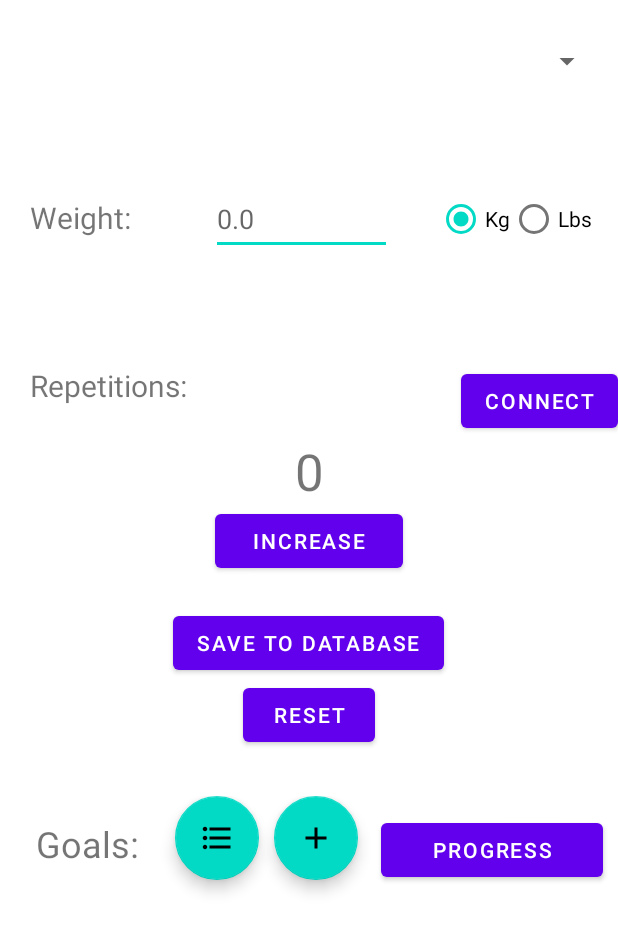
After one commit to JeffZhang852/ArduinoCOEN390, an Android app: the layout integrated_activity.xml on its own in the app's theme, with its tools: preview values and no code run, on a phone screen of 412 x 824 dp. The commit adds this screen. Shown: the top 932 px of the screen. Run offline under Robolectric (Android 15) with nearby library versions, the phone set to English and light mode, and no system bars.

Commit message:
Last changes before integration

```diff
--- a/bluetooth_connect/app/src/main/AndroidManifest.xml
+++ b/bluetooth_connect/app/src/main/AndroidManifest.xml
@@ -3,7 +3,7 @@
     xmlns:tools="http://schemas.android.com/tools"
     package="com.example.bluetooth_connect">
 
-    <uses-permission android:name="android.permission.BLUETOOTH"></uses-permission>
+    <uses-permission android:name="android.permission.BLUETOOTH"/>
     <uses-permission android:name="android.permission.BLUETOOTH_CONNECT" />
 
     <application
--- a/bluetooth_connect/app/src/main/java/com/example/bluetooth_connect/MainActivity.java
+++ b/bluetooth_connect/app/src/main/java/com/example/bluetooth_connect/MainActivity.java
@@ -123,7 +123,7 @@ public class MainActivity extends AppCompatActivity {
         // Link UI components.
         repsDisplayTxtView = findViewById(R.id.repsDisplayTxtView);
         repsDisplayTxtView.setMovementMethod(new ScrollingMovementMethod());
-        spinnerBTPairedDevices = findViewById(R.id.idMASpinnerBTPairedDevices);
+        spinnerBTPairedDevices = findViewById(R.id.btPairedDevicesSpinner);
         btConnectButton = findViewById(R.id.btConnectButton);
         repsDisplayTxtView.setText("App Loaded");
         repsDisplayTxtView_V2 = findViewById(R.id.repsDisplayTxtView_V2);
--- /dev/null
+++ b/bluetooth_connect/app/src/main/res/drawable-v24/ic_baseline_add_24.xml
@@ -0,0 +1,5 @@
+<vector android:height="24dp" android:tint="#000000"
+    android:viewportHeight="24" android:viewportWidth="24"
+    android:width="24dp" xmlns:android="http://schemas.android.com/apk/res/android">
+    <path android:fillColor="@android:color/white" android:pathData="M19,13h-6v6h-2v-6H5v-2h6V5h2v6h6v2z"/>
+</vector>
--- /dev/null
+++ b/bluetooth_connect/app/src/main/res/drawable-v24/ic_baseline_format_list_bulleted_24.xml
@@ -0,0 +1,5 @@
+<vector android:height="24dp" android:tint="#000000"
+    android:viewportHeight="24" android:viewportWidth="24"
+    android:width="24dp" xmlns:android="http://schemas.android.com/apk/res/android">
+    <path android:fillColor="@android:color/white" android:pathData="M4,10.5c-0.83,0 -1.5,0.67 -1.5,1.5s0.67,1.5 1.5,1.5 1.5,-0.67 1.5,-1.5 -0.67,-1.5 -1.5,-1.5zM4,4.5c-0.83,0 -1.5,0.67 -1.5,1.5S3.17,7.5 4,7.5 5.5,6.83 5.5,6 4.83,4.5 4,4.5zM4,16.5c-0.83,0 -1.5,0.68 -1.5,1.5s0.68,1.5 1.5,1.5 1.5,-0.68 1.5,-1.5 -0.67,-1.5 -1.5,-1.5zM7,19h14v-2L7,17v2zM7,13h14v-2L7,11v2zM7,5v2h14L21,5L7,5z"/>
+</vector>
--- a/bluetooth_connect/app/src/main/res/layout/activity_main.xml
+++ b/bluetooth_connect/app/src/main/res/layout/activity_main.xml
@@ -23,11 +23,10 @@
             android:layout_weight=".6">
 
             <Spinner
-                android:id="@+id/idMASpinnerBTPairedDevices"
+                android:id="@+id/btPairedDevicesSpinner"
                 android:layout_width="match_parent"
                 android:background="@color/white"
                 android:layout_height="match_parent">
-
             </Spinner>
 
         </LinearLayout>
--- /dev/null
+++ b/bluetooth_connect/app/src/main/res/layout/integrated_activity.xml
@@ -0,0 +1,194 @@
+<?xml version="1.0" encoding="utf-8"?>
+<androidx.constraintlayout.widget.ConstraintLayout
+    xmlns:android="http://schemas.android.com/apk/res/android"
+    xmlns:app="http://schemas.android.com/apk/res-auto"
+    xmlns:tools="http://schemas.android.com/tools"
+    android:layout_width="match_parent"
+    android:layout_height="match_parent"
+    tools:context=".MainActivity"
+    tools:ignore="HardcodedText">
+
+    <LinearLayout
+        android:layout_width="match_parent"
+        android:layout_height="match_parent"
+        android:orientation="vertical"
+        app:layout_constraintBottom_toBottomOf="parent"
+        app:layout_constraintEnd_toEndOf="parent"
+        app:layout_constraintStart_toStartOf="parent"
+        app:layout_constraintTop_toTopOf="parent">
+
+
+        <Spinner
+            android:id="@+id/AddExerciseDropdown"
+            android:layout_width="match_parent"
+            android:layout_height="62dp"
+            android:layout_margin="10dp"
+            android:contentDescription="@string/goals_menu" />
+
+        <LinearLayout
+            android:layout_width="match_parent"
+            android:layout_height="161dp"
+            android:orientation="horizontal"
+            android:paddingStart="20dp"
+            android:paddingTop="40dp"
+            android:paddingBottom="50dp">
+
+            <TextView
+                android:id="@+id/textViewWeight"
+                android:layout_width="0dp"
+                android:layout_height="wrap_content"
+                android:layout_weight="1"
+                android:text="Weight:"
+                android:textSize="20sp" />
+
+            <EditText
+                android:id="@+id/editTextWeight"
+                android:layout_width="0dp"
+                android:layout_height="wrap_content"
+                android:layout_marginRight="30dp"
+                android:layout_weight="1"
+                android:ems="10"
+                android:hint="0.0"
+                android:inputType="numberDecimal"
+                android:minHeight="48dp" />
+
+            <RadioGroup
+                android:id="@+id/weightChoice"
+                android:layout_width="0dp"
+                android:layout_height="match_parent"
+                android:layout_weight="1"
+                android:orientation="horizontal">
+
+                <RadioButton
+                    android:id="@+id/radio_kg"
+                    android:layout_width="wrap_content"
+                    android:layout_height="48dp"
+                    android:checked="true"
+                    android:text="Kg" />
+
+                <RadioButton
+                    android:id="@+id/radio_lbs"
+                    android:layout_width="wrap_content"
+                    android:layout_height="wrap_content"
+                    android:text="Lbs" />
+                <!--                    android:onClick="onRadioButtonClicked"-->
+                <!--                    android:onClick="onRadioButtonClicked"-->
+            </RadioGroup>
+
+        </LinearLayout>
+
+        <LinearLayout
+            android:layout_width="match_parent"
+            android:layout_height="wrap_content"
+            android:orientation="horizontal"
+            android:paddingStart="20dp"
+            android:paddingBottom="0dp">
+
+            <TextView
+                android:id="@+id/textViewReps"
+                android:layout_width="202dp"
+                android:layout_height="match_parent"
+                android:layout_weight="1"
+                android:text="Repetitions:"
+                android:textSize="20sp" />
+
+            <Spinner
+                android:id="@+id/btPairedDevicesSpinner"
+                android:layout_width="170dp"
+                android:background="@color/white"
+                android:layout_height="match_parent">
+            </Spinner>
+
+            <Button
+                android:id="@+id/btConnectButton"
+                android:layout_width="wrap_content"
+                android:layout_height="wrap_content"
+                android:layout_marginRight="0dp"
+                android:text="Connect" />
+
+        </LinearLayout>
+
+
+        <TextView
+            android:id="@+id/textRepCounter"
+            android:layout_width="match_parent"
+            android:layout_height="wrap_content"
+            android:layout_marginStart="40dp"
+            android:layout_marginEnd="40dp"
+            android:gravity="center"
+            android:text="0"
+            android:textSize="34sp" />
+
+        <Button
+            android:id="@+id/buttonCounter"
+            android:layout_width="125dp"
+            android:layout_height="wrap_content"
+            android:text="Increase"
+            android:layout_gravity="center"
+            android:layout_marginBottom="20dp"/>
+
+        <Button
+            android:id="@+id/buttonSaveDB"
+            android:layout_width="wrap_content"
+            android:layout_height="wrap_content"
+            android:layout_gravity="center"
+            android:text="Save to Database" />
+
+        <Button
+            android:id="@+id/buttonReset"
+            android:layout_width="wrap_content"
+            android:layout_height="wrap_content"
+            android:layout_gravity="center_horizontal"
+            android:layout_marginBottom="20dp"
+            android:text="Reset" />
+
+        <LinearLayout
+            android:id="@+id/layoutFloatButtons"
+            android:layout_width="match_parent"
+            android:layout_height="match_parent"
+            android:layout_marginTop="10dp"
+            android:layout_marginBottom="15dp"
+            android:gravity="end"
+            android:orientation="horizontal">
+
+            <TextView
+                android:id="@+id/textViewGoalLabel"
+                android:layout_width="wrap_content"
+                android:layout_height="wrap_content"
+                android:layout_weight="1"
+                android:gravity="center_horizontal"
+                android:paddingTop="15dp"
+                android:text="Goals:"
+                android:textSize="24sp" />
+
+            <com.google.android.material.floatingactionbutton.FloatingActionButton
+                android:id="@+id/floatingActionButtonList"
+                android:layout_width="match_parent"
+                android:layout_height="wrap_content"
+                android:layout_marginEnd="10dp"
+                android:clickable="true"
+                android:contentDescription="@string/goals_menu"
+                app:srcCompat="@drawable/ic_baseline_format_list_bulleted_24" />
+
+            <com.google.android.material.floatingactionbutton.FloatingActionButton
+                android:id="@+id/floatingActionButtonAdd"
+                android:layout_width="match_parent"
+                android:layout_height="wrap_content"
+                android:layout_gravity="end"
+                android:layout_marginEnd="15dp"
+                android:clickable="true"
+                android:contentDescription="@string/new_goals_menu"
+                app:srcCompat="@drawable/ic_baseline_add_24" />
+
+            <Button
+                android:id="@+id/buttonGoToProgressActivity"
+                android:layout_width="100dp"
+                android:layout_height="wrap_content"
+                android:layout_marginRight="10dp"
+                android:layout_weight="1"
+                android:text="Progress" />
+        </LinearLayout>
+
+
+    </LinearLayout>
+</androidx.constraintlayout.widget.ConstraintLayout>
```
Also changed, not shown: bluetooth_connect/app/src/main/res/values/strings.xml (+84 -1 lines).
